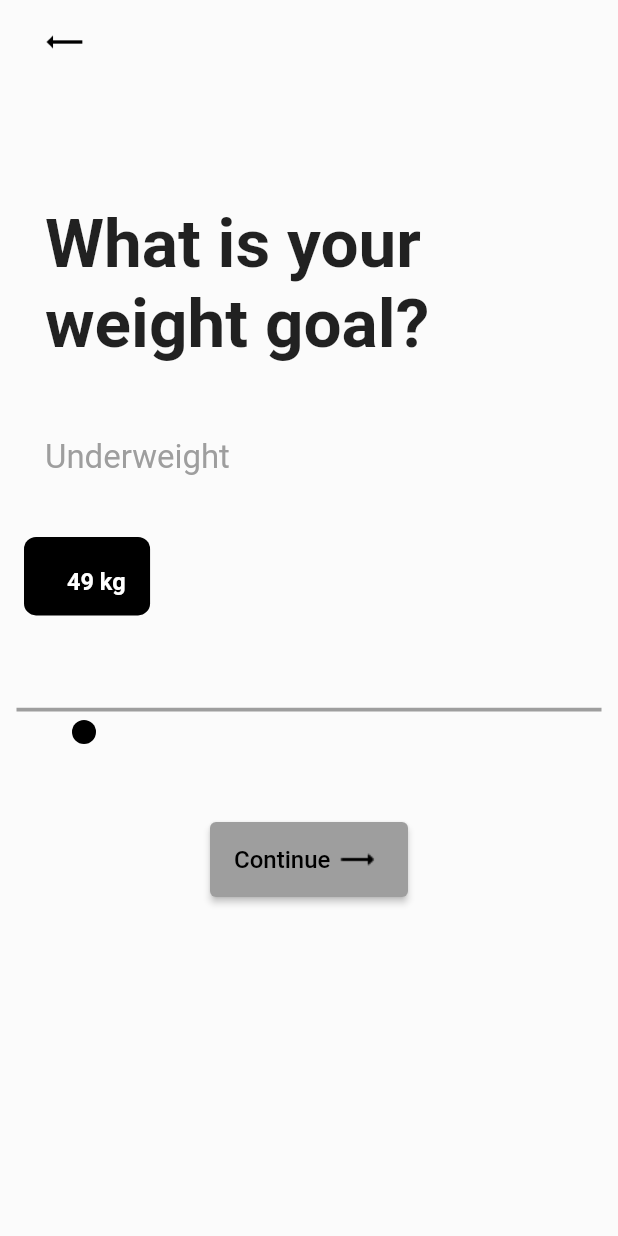
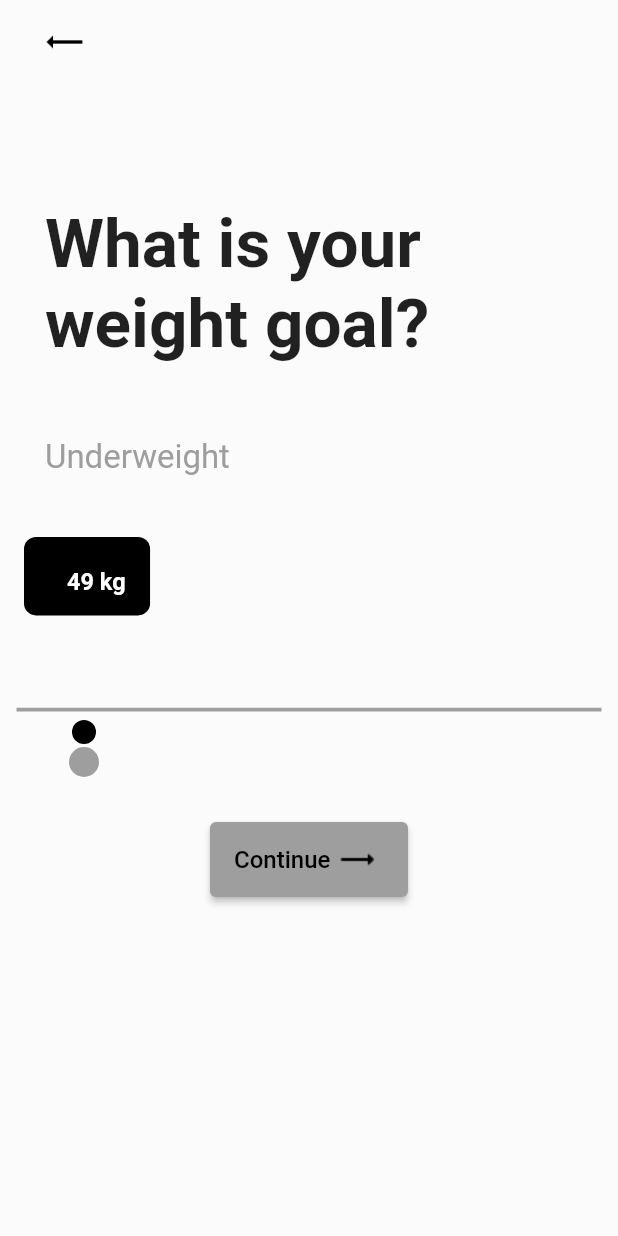
Before and after one commit to kotrotko/slider, a Flutter app: the screen it shows after launch, on a phone screen of 412 x 824 dp. Run offline on Flutter 3.47's test engine with Material 2 defaults, Android fonts, the phone set to English and light mode, and no system bars.

Commit message:
inkwill added

```diff
--- a/lib/main.dart
+++ b/lib/main.dart
@@ -59,11 +59,9 @@ class _WaveAppState extends State<WaveApp> {
           ),
         ),
         body: Container(
-          //padding: EdgeInsets.all(32.0),
           color: Colors.white12,
           child: Center(
             child: Column(
-              //mainAxisAlignment: MainAxisAlignment.center,
               children: [
                 Padding(
                   padding: EdgeInsets.all(30.0),
@@ -97,7 +95,7 @@ class _WaveAppState extends State<WaveApp> {
                   setState(() {
                     _personWeight = (val * 100).round();
                   });
-                },),
+                }, tap: () {  },),
                 SizedBox(height: 50.0),
                 ElevatedButton(
                     child: Container(
--- a/lib/wave_painter.dart
+++ b/lib/wave_painter.dart
@@ -17,6 +17,7 @@ class WavePainter extends CustomPainter {
 
   double _previousSliderPosition = 0;
 
+  final Paint fillPainterShadow;
   final Paint fillPainter;
   final Paint wavePainter;
 
@@ -33,7 +34,10 @@ class WavePainter extends CustomPainter {
       wavePainter = Paint()
         ..color = color!
         ..style = PaintingStyle.stroke
-        ..strokeWidth = 2.5;
+        ..strokeWidth = 2.5,
+      fillPainterShadow = Paint()
+        ..color = Colors.grey
+        ..style = PaintingStyle.fill;
 
   @override
   void paint(Canvas canvas, Size size) {
@@ -93,6 +97,10 @@ class WavePainter extends CustomPainter {
   // _paintAnchors(Canvas canvas, Size size){
   //   canvas.drawCircle(Offset(100.0, size.height - 10), 5.0, fillPainter);
   // }
+
+  _paintShadow(Canvas canvas, Size size){
+    canvas.drawCircle(Offset(100.0, size.height - 30), 8.0, fillPainterShadow);
+  }
 
   WaveCurveDefinitions _calculateWaveLineDefinitions(Size size){
     double minWaveHeight = size.height * 0.5;
@@ -218,7 +226,9 @@ class WavePainter extends CustomPainter {
 
     canvas.drawCircle(Offset(sliderPosition!, size.height - 10.0), 8.0, fillPainter);
 
-    //painting the text
+    canvas.drawCircle(Offset(sliderPosition!, size.height + 10.0), 10.0, fillPainterShadow);
+
+   //painting the text
     textPainter.paint(canvas, textOffset);
   }
 
--- a/lib/wave_slider.dart
+++ b/lib/wave_slider.dart
@@ -5,6 +5,7 @@ class WaveSlider extends StatefulWidget {
   final double width;
   final double height;
   final Color color;
+  final VoidCallback tap;
 
   final ValueChanged<double> onChanged;
 
@@ -12,6 +13,7 @@ class WaveSlider extends StatefulWidget {
     this.width = 390.0,
     this.height = 50.0,
     this.color = Colors.grey,
+    required this.tap,
     required this.onChanged,
     }): assert(height >= 50 && height <= 600);
 
@@ -93,13 +95,24 @@ class _WaveSliderState extends State<WaveSlider> with TickerProviderStateMixin {
     return _dragPosition;
   }
 
+  bool _pressed = false;
+
+
   @override
   Widget build(BuildContext context) {
     return GestureDetector(
         child: Container(
               width: widget.width,
               height: widget.height,
-          //color: widget.color,
+              color: Colors.white12,
+              //color: _pressed ? widget.color : Colors.red,
+              // child: new InkWell(
+              //   onTap: () {
+              //     widget.tap();
+              //     this.setState((){
+              //       _pressed = true;
+              // });
+              // },),),
               child: CustomPaint(
                 painter: WavePainter(
                   animationProgress: _slideController.progress,
```
Lines whose indentation alone changed are shown as unchanged.
